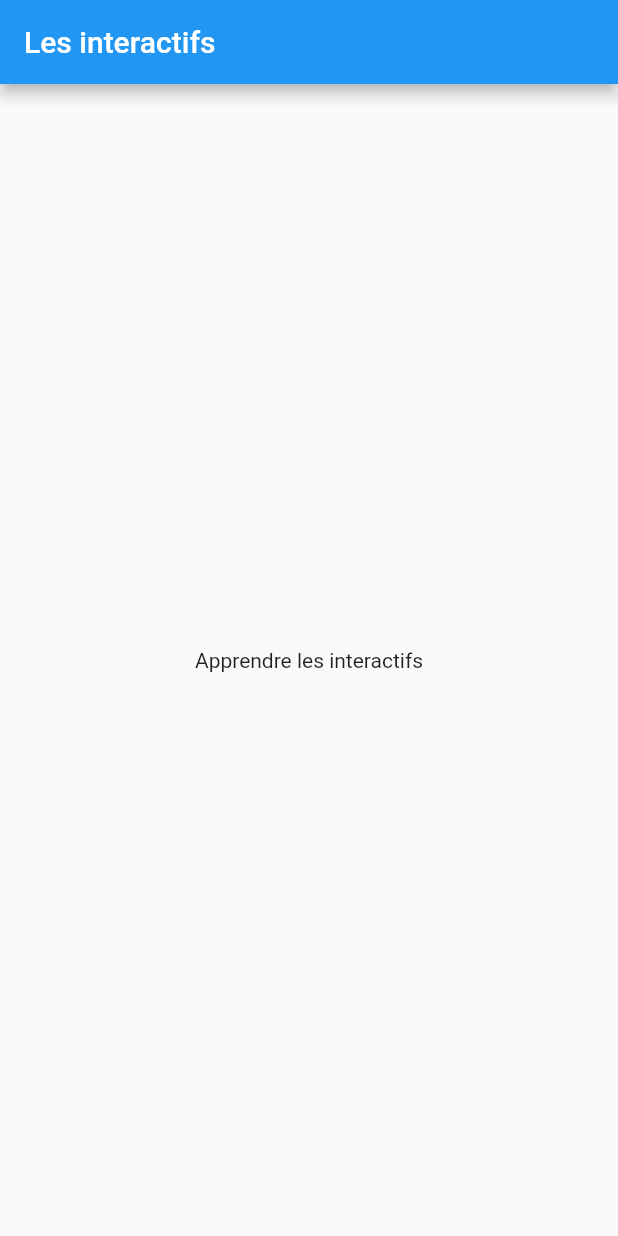
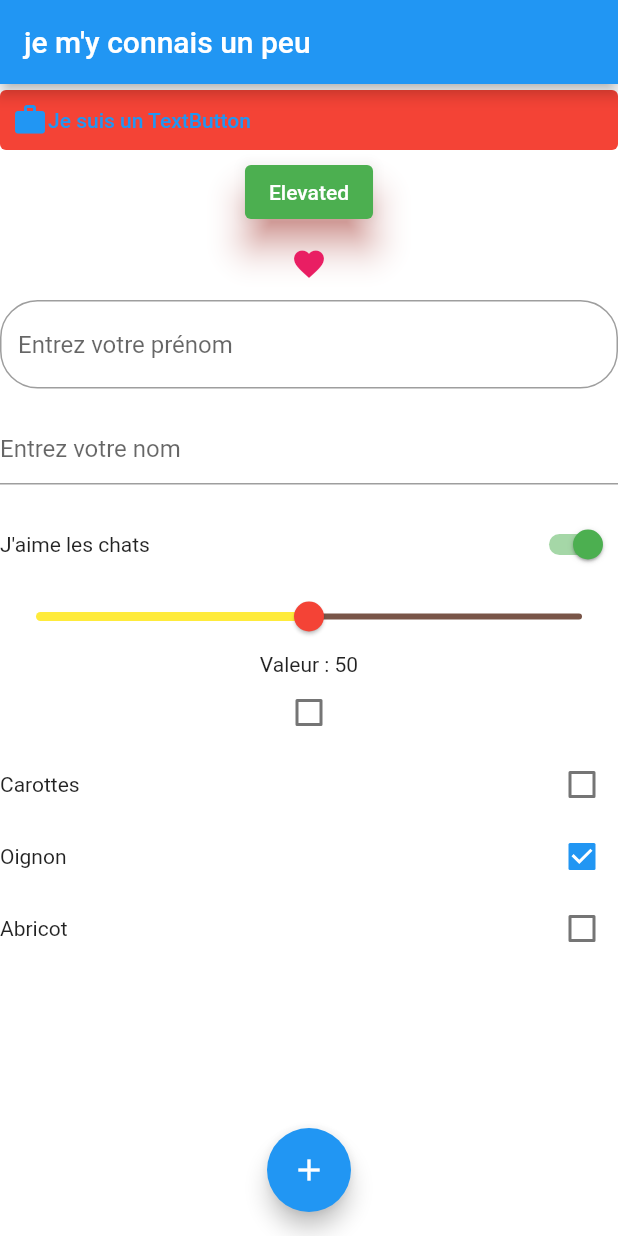
Before and after one commit to Hurtrelle-Romain/widget_interactif_Flutter, a Flutter app: the screen it shows after launch, on a phone screen of 412 x 824 dp. Run offline on Flutter 3.47's test engine with Material 2 defaults, Android fonts, the phone set to English and light mode, and no system bars.

Commit message:
premier commit

```diff
--- a/lib/interactif_page.dart
+++ b/lib/interactif_page.dart
@@ -14,14 +14,32 @@ class InteractifPage extends StatefulWidget {
 
 class InteractifPageState extends State<InteractifPage> {
 
+  Color backgroundColor = Colors.white;
+  Color textColor = Colors.black;
+  bool textButtonPressed = true;
+  IconData icon = Icons.favorite;
+  String prenom = "";
+  late TextEditingController controller;
+  bool switchValue = true;
+  double sliderValue = 50;
+  bool check = false;
+  Map<String, bool> courses = {
+    "Carottes": false,
+    "Oignon": true,
+    "Abricot": false,
+};
+
+
   @override
   void initState() {
     super.initState();
     //Tout ce que l'on va faire pendant l'initialisation du widget.
+    controller = TextEditingController();
 }
 
   @override
   void dispose() {
+    controller.dispose();
     // TODO: implement dispose
     super.dispose();
     // Tout ce que l'on va faire quand le widget sera dispose. Quand le widget  sera supprimé.
@@ -32,9 +50,154 @@ class InteractifPageState extends State<InteractifPage> {
   @override
   Widget build(BuildContext context) {
     return Scaffold(
-      appBar: AppBar(title: Text("Les interactifs"),),
-      body: Center(child: Text("Apprendre les interactifs"),),
+      backgroundColor: backgroundColor,
+      appBar: AppBar(title: Text(updateAppBarText()),),
+      body: Center(child: Column(
+        children: [
+          TextButton(onPressed: updateAppBar,
+              child: Row(
+               children: [
+                 const Icon(Icons.work),
+                 textButtonText()
+               ],
+              ),
+            style: TextButton.styleFrom(
+              backgroundColor: Colors.red,
+            ),
+          ),
+          ElevatedButton(
+              onPressed: () {
+                print("yep");
+              },
+              child: const Text("Elevated"),
+            onLongPress: (){
+                print("pey");
+            },
+            style: ElevatedButton.styleFrom(
+              backgroundColor: Colors.green,
+              elevation: 10,
+              shadowColor: Colors.red,
+            ),
+          ),
+          IconButton(
+              onPressed: setIcon,
+              icon: Icon(icon),
+             color: Colors.pink,
+            splashColor: Colors.pinkAccent,
+          ),
+           TextField(
+          obscureText: false,
+            decoration: const InputDecoration(
+              hintText: "Entrez votre prénom",
+              border: OutlineInputBorder(
+                  borderRadius: BorderRadius.all(Radius.circular(25))
+               ),
+              ),
+            keyboardType: TextInputType.emailAddress,
+             onSubmitted: (newString) {
+            setState(() {
+              prenom = newString;
+                });
+             },
+            ),
+          Text(prenom),
+          TextField(
+            controller: controller,
+            decoration: const InputDecoration(
+              hintText: "Entrez votre nom"),
+            onChanged: ((newValue)  => setState(() => print("Done: $newValue"))),
+          ),
+          Text(controller.text),
+          Row(
+            mainAxisSize: MainAxisSize.max,
+            mainAxisAlignment: MainAxisAlignment.spaceBetween,
+            children: [
+              Text((switchValue) ? "J'aime les chats" : "Les chats sont démoniaques"),
+              Switch(
+                activeColor: Colors.green,
+                  inactiveTrackColor: Colors.red,
+                  inactiveThumbColor: Colors.blue,
+                  value: switchValue,
+                  onChanged: ((bool) {
+                   setState(() {
+                  switchValue = bool;
+                });
+              })),
+            ],
+          ),
+        Slider(
+            value: sliderValue,
+            min: 0,
+            max: 100,
+            onChanged: ((newValue) {
+              setState(() {
+                sliderValue = newValue;
+              });
+             }),
+          thumbColor: Colors.red,
+          inactiveColor: Colors.brown,
+          activeColor: Colors.yellow,
+         ),
+          Text("Valeur : ${sliderValue.toInt()}"),
+          Checkbox(value: check, onChanged: ((newBool) => setState(() => check = newBool ?? false))),
+          checks(),
+        ],
+      )),
+      floatingActionButton: FloatingActionButton(
+        onPressed: updateColors,
+        child: const Icon(Icons.add),
+      ),
+      floatingActionButtonLocation:  FloatingActionButtonLocation.centerFloat,
     );
   }
 
+  updateColors() {
+    setState(() {
+      backgroundColor = (backgroundColor == Colors.white) ? Colors.black : Colors.white;
+      textColor = (textColor == Colors.black)? Colors.white : Colors.black;
+    });
+  }
+
+  updateAppBar() {
+    setState(() => textButtonPressed = ! textButtonPressed);
+
+  }
+
+  String updateAppBarText() {
+   return (textButtonPressed)? "je m'y connais un peu": "les interactifs";
+  }
+
+  Text textButtonText(){
+    return const Text("Je suis un TextButton", style: TextStyle(
+      // color: Colors.pink,
+      // backgroundColor: Colors.grey,
+      ),
+    );
+  }
+
+  setIcon() {
+    setState(() {
+      icon = (icon == Icons.favorite) ? Icons.favorite_border : Icons.favorite;
+    });
+  }
+
+  Column checks() {
+    List<Widget> items = [];
+    courses.forEach((course, achete) {
+      Widget row = Row(
+        mainAxisSize: MainAxisSize.max,
+        mainAxisAlignment: MainAxisAlignment.spaceBetween,
+        children: [
+          Text(course),
+          Checkbox(value: achete, onChanged: ((newValue) {
+            setState(() {
+              courses[course] = newValue ?? false;
+            });
+          }))
+        ],
+      );
+      items.add(row);
+    });
+    return Column(children: items,);
+  }
 }
```
